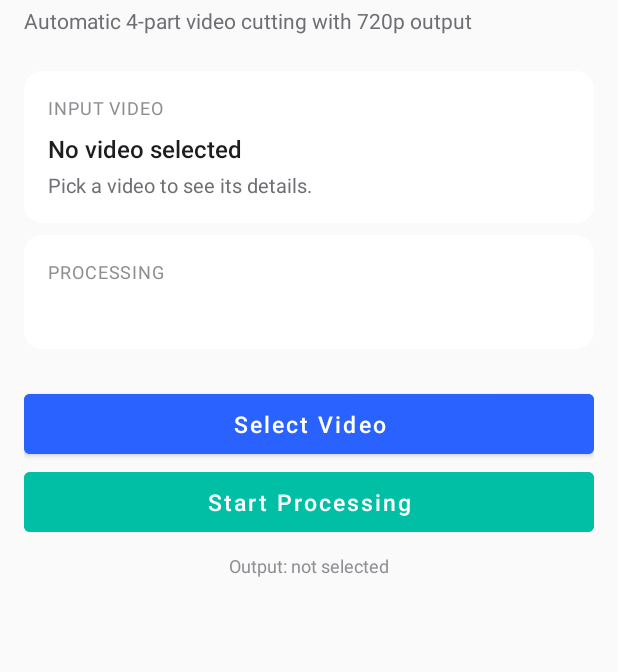
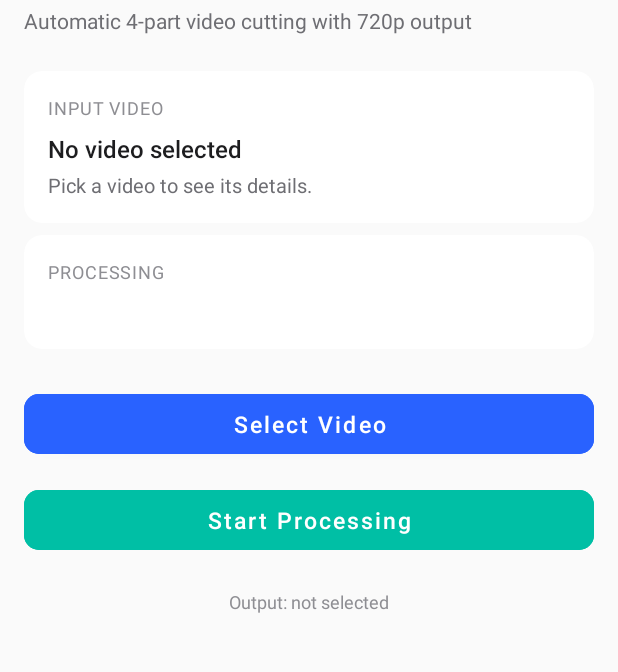
Before and after one commit to shoo505/shoo-cut, an Android app: the screen it shows after launch (MainActivity), on a phone screen of 412 x 824 dp, the part 105-777 px from its top. Run offline under Robolectric (Android 15) with nearby library versions, the phone set to English and light mode, and no system bars; 1 statement that could not run was skipped.

Commit message:
Fix layout: use MaterialButton with app:cornerRadius and layout_marginBottom instead of gap

```diff
--- a/app/src/main/res/layout/activity_main.xml
+++ b/app/src/main/res/layout/activity_main.xml
@@ -236,45 +236,47 @@
             android:layout_width="match_parent"
             android:layout_height="wrap_content"
             android:layout_marginTop="16dp"
-            android:orientation="vertical"
-            android:gap="12dp">
+            android:orientation="vertical">
 
-            <Button
+            <com.google.android.material.button.MaterialButton
                 android:id="@+id/buttonSelectVideo"
                 android:layout_width="match_parent"
                 android:layout_height="52dp"
+                android:layout_marginBottom="12dp"
                 android:text="@string/select_video"
                 android:textSize="15sp"
                 android:textAllCaps="false"
                 android:backgroundTint="@color/primary"
                 android:textColor="@android:color/white"
-                android:cornerRadius="10dp" />
+                app:cornerRadius="10dp" />
 
-            <Button
+            <com.google.android.material.button.MaterialButton
                 android:id="@+id/buttonStart"
                 android:layout_width="match_parent"
                 android:layout_height="52dp"
+                android:layout_marginBottom="12dp"
                 android:text="@string/start_processing"
                 android:textSize="15sp"
                 android:textAllCaps="false"
                 android:backgroundTint="@color/secondary"
                 android:textColor="@android:color/white"
-                android:cornerRadius="10dp"
+                app:cornerRadius="10dp"
                 android:enabled="false" />
 
-            <Button
+            <com.google.android.material.button.MaterialButton
                 android:id="@+id/buttonCancel"
                 android:layout_width="match_parent"
                 android:layout_height="52dp"
+                android:layout_marginBottom="12dp"
                 android:text="@string/cancel"
                 android:textSize="15sp"
                 android:textAllCaps="false"
                 android:backgroundTint="@color/surface_variant"
                 android:textColor="@color/text_primary"
-                android:cornerRadius="10dp"
+                app:cornerRadius="10dp"
                 android:visibility="gone" />
 
-            <Button
+            <com.google.android.material.button.MaterialButton
                 android:id="@+id/buttonOpenOutput"
                 android:layout_width="match_parent"
                 android:layout_height="52dp"
@@ -283,7 +285,7 @@
                 android:textAllCaps="false"
                 android:backgroundTint="@color/surface_variant"
                 android:textColor="@color/text_primary"
-                android:cornerRadius="10dp"
+                app:cornerRadius="10dp"
                 android:visibility="gone" />
         </LinearLayout>
 
```
